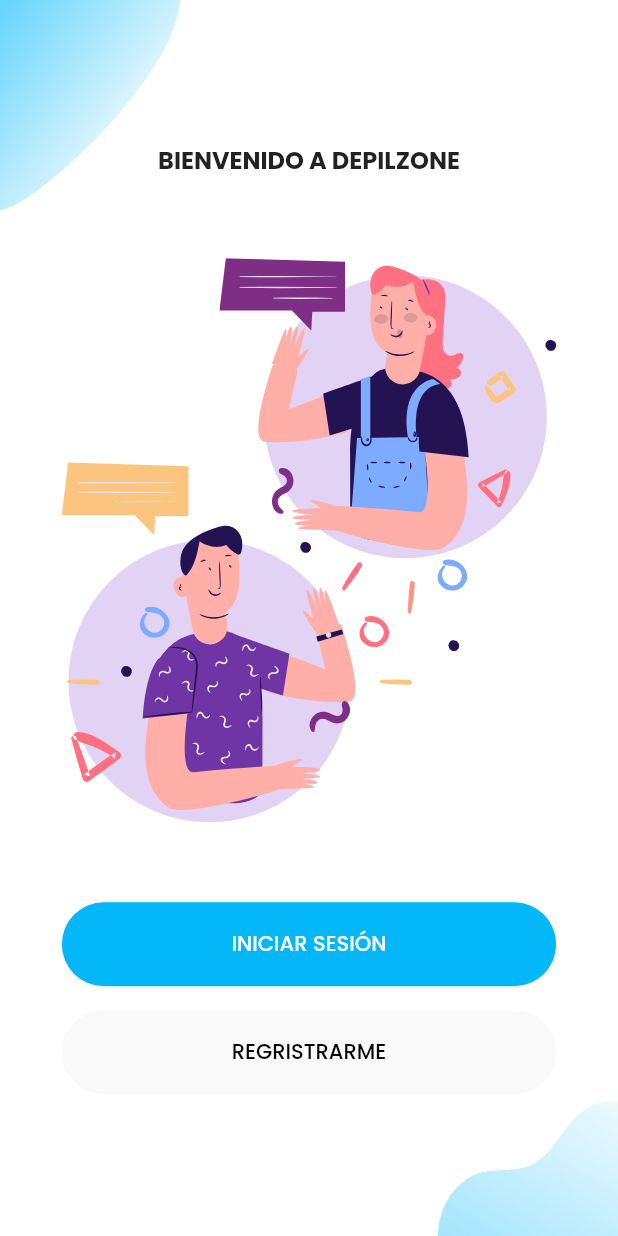
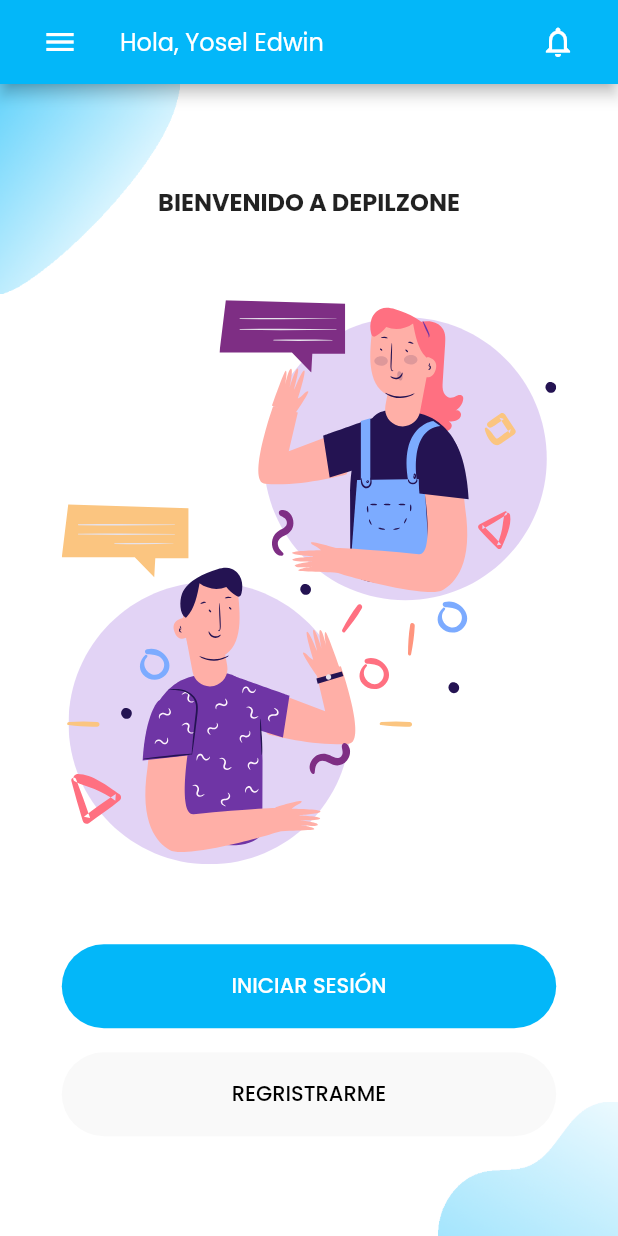
Before and after one commit to depilzone-repository/disabled-app2, a Flutter app: the screen it shows after launch, on a phone screen of 412 x 824 dp. Run offline on Flutter 3.47's test engine with Material 2 defaults, Android fonts, the phone set to English and light mode, and no system bars; our stand-ins replace carousel_slider, flutter_svg.

Commit message:
27112023 1916

```diff
--- a/lib/components/background.dart
+++ b/lib/components/background.dart
@@ -1,7 +1,9 @@
 import 'package:flutter/material.dart';
+import 'package:flutter_auth/constants.dart';
 
-class Background extends StatelessWidget {
+class Background extends StatefulWidget {
   final Widget child;
+
   const Background({
     Key? key,
     required this.child,
@@ -12,9 +14,124 @@
   final String topImage, bottomImage;
 
   @override
+  State<Background> createState() => _BackgroundState();
+}
+
+class _BackgroundState extends State<Background>{
+
+  final GlobalKey<ScaffoldState> _scaffoldKey = GlobalKey<ScaffoldState>();
+
+  @override
   Widget build(BuildContext context) {
     return Scaffold(
+      key: _scaffoldKey,
       resizeToAvoidBottomInset: false,
+      appBar: AppBar(
+        titleSpacing: 0.0,
+        backgroundColor: kDepilColor,
+        title: Row(
+          mainAxisAlignment: MainAxisAlignment.start,
+          crossAxisAlignment: CrossAxisAlignment.center,
+          children: <Widget>[
+            Padding(
+                padding: const EdgeInsets.fromLTRB(defaultPadding, 0, defaultPadding, 0),
+                child: IconButton(
+                    icon: const Icon(Icons.menu),
+                    onPressed: () => {
+                      if( _scaffoldKey.currentState!.hasDrawer ){
+                        _scaffoldKey.currentState!.openDrawer()
+                      }
+                      // // ignore: avoid_print
+                      // print('eee')
+                    },
+                    color: Colors.white,
+                ),
+            ),
+            // Stack(
+            //   alignment: Alignment.center,
+            //   children: <Widget>[
+            //     IconButton(
+            //       icon: Icon(Icons.mail_outline),
+            //       onPressed: (){
+            //         // ignore: avoid_print
+            //         print('ddd');
+            //       },
+            //     ),
+            //     Positioned(
+            //       top: 12.0,
+            //       right: 10.0,
+            //       width: 10.0,
+            //       height: 10.0,
+            //       child: Container(
+            //         decoration: const BoxDecoration(
+            //           shape: BoxShape.circle,
+            //           color: kDepilColor,
+            //         ),
+            //       ),
+            //     )
+            //   ],
+            // ),
+            const Expanded(
+              child: Text(
+                'Hola, Yosel Edwin',
+                textAlign: TextAlign.left,
+                style: TextStyle(
+                  fontSize: 16,
+                  fontWeight: FontWeight.w400,
+                  color: Colors.white
+                ),
+              ),
+            )
+          ],
+        ),
+        automaticallyImplyLeading: false,
+        centerTitle: false,
+        actions: <Widget>[
+            Row(
+                children: <Widget>[
+                    Padding(
+                        padding: const EdgeInsets.fromLTRB(defaultPadding / 2, 0, defaultPadding, 0),
+                        child: IconButton(
+                            color: Colors.white,
+                            onPressed: (){},
+                            icon: const Icon(
+                                Icons.notifications_outlined
+                            )
+                        )
+                    )
+                ],
+            )
+        ],
+      ),
+      drawer:  Drawer(
+        width: 320.0,
+        child: ListView(
+          // Important: Remove any padding from the ListView.
+          padding: EdgeInsets.zero,
+          children: [
+            const DrawerHeader(
+              decoration: BoxDecoration(
+                gradient: kGradiantVerticalColor
+              ),
+              child: Text('Drawer Header'),
+            ),
+            ListTile(
+              title: const Text('Item 1'),
+              onTap: () {
+                // Update the state of the app.
+                // ...
+              },
+            ),
+            ListTile(
+              title: const Text('Item 2'),
+              onTap: () {
+                // Update the state of the app.
+                // ...
+              },
+            ),
+          ],
+        ),
+      ),
       body: SizedBox(
         width: double.infinity,
         height: MediaQuery.of(context).size.height,
@@ -25,16 +142,16 @@
               top: 0,
               left: 0,
               child: Image.asset(
-                topImage,
+                widget.topImage,
                 width: 120,
               ),
             ),
             Positioned(
               bottom: 0,
               right: 0,
-              child: Image.asset(bottomImage, width: 120),
+              child: Image.asset(widget.bottomImage, width: 120),
             ),
-            SafeArea(child: child),
+            SafeArea(child: widget.child),
           ],
         ),
       ),
--- a/lib/constants.dart
+++ b/lib/constants.dart
@@ -2,6 +2,19 @@
 
 const kPrimaryColor = Color(0xFF6F35A5);
 const kPrimaryLightColor = Color(0xFFF1E6FF);
+const kGradiantHorizontalColor = LinearGradient(
+  colors: [Color(0xff03b7f9), Color(0xff3f5efb), Color(0xff7e3ffb)],
+  stops: [0.25, 0.75, 0.87],
+  begin: Alignment.centerLeft,
+  end: Alignment.centerRight
+);
+const kGradiantVerticalColor = LinearGradient(
+  colors: [Color(0xff03b7f9), Color(0xff3f5efb)],
+  stops: [0.25, 0.75],
+  begin: Alignment.topCenter,
+  end: Alignment.bottomCenter,
+);
+
 
 
 const kGray100Color =  Color(0xFFF9F9F9);
--- a/pubspec.yaml
+++ b/pubspec.yaml
@@ -23,13 +23,14 @@
   # The following adds the Cupertino Icons font to your application.
   # Use with the CupertinoIcons class for iOS style icons.
   cupertino_icons: ^1.0.5
-  flutter_svg: ^1.1.0
+  flutter_svg: ^2.0.9
+  carousel_slider: ^4.2.1
 
 dev_dependencies:
   flutter_test:
     sdk: flutter
 
-  flutter_lints: ^2.0.1
+  flutter_lints: ^3.0.1
 
 # For information on the generic Dart part of this file, see the
 # following page: https://dart.dev/tools/pub/pubspec
```
Also changed, not shown: lib/Screens/Home/home_screen.dart (added, +532 -0 lines), lib/Screens/Login/components/login_form.dart (+13 -11 lines), assets/backgrounds/aqua-marine.png (added).
